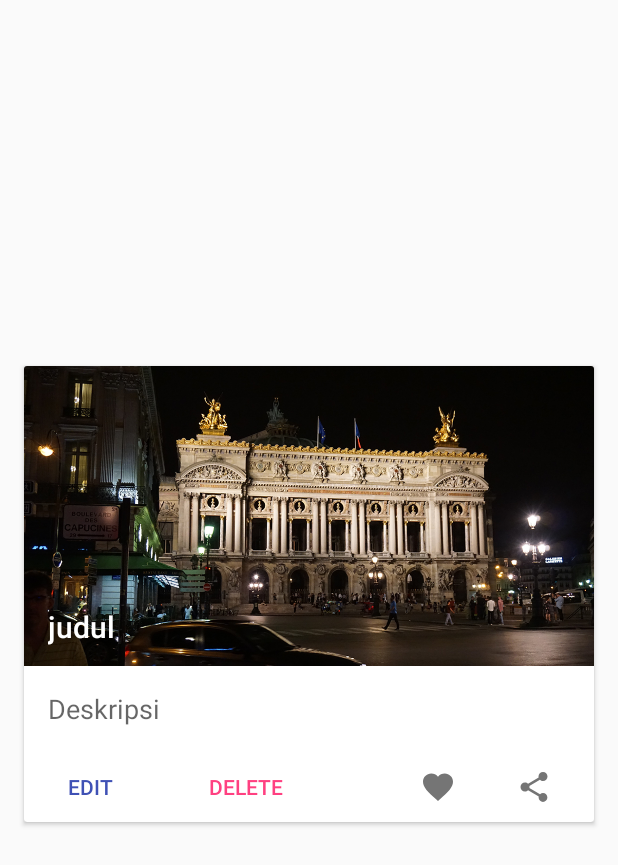
After one commit to cintaberliana/RecyclerView3, an Android app: the layout item_list.xml on its own in the app's theme, with its tools: preview values and no code run, on a phone screen of 412 x 824 dp. The commit adds this screen. Shown: the top 865 px of the screen. Run offline under Robolectric (Android 15) with nearby library versions, the phone set to English and light mode, and no system bars.

Commit message:
RecyclerView List Card

```diff
--- a/app/build.gradle
+++ b/app/build.gradle
@@ -24,4 +24,6 @@ dependencies {
     testCompile 'junit:junit:4.12'
     compile 'com.android.support:appcompat-v7:23.4.0'
     compile 'com.android.support:design:23.4.0'
+    compile 'com.android.support:recyclerview-v7:23.4.0'
+    compile 'com.android.support:cardview-v7:23.4.0'
 }
--- /dev/null
+++ b/app/src/main/res/drawable/ic_favorite_black_24dp.xml
@@ -0,0 +1,9 @@
+<vector xmlns:android="http://schemas.android.com/apk/res/android"
+        android:width="24dp"
+        android:height="24dp"
+        android:viewportWidth="24.0"
+        android:viewportHeight="24.0">
+    <path
+        android:fillColor="#FF000000"
+        android:pathData="M12,21.35l-1.45,-1.32C5.4,15.36 2,12.28 2,8.5 2,5.42 4.42,3 7.5,3c1.74,0 3.41,0.81 4.5,2.09C13.09,3.81 14.76,3 16.5,3 19.58,3 22,5.42 22,8.5c0,3.78 -3.4,6.86 -8.55,11.54L12,21.35z"/>
+</vector>
--- /dev/null
+++ b/app/src/main/res/drawable/ic_share_black_24dp.xml
@@ -0,0 +1,9 @@
+<vector xmlns:android="http://schemas.android.com/apk/res/android"
+        android:width="24dp"
+        android:height="24dp"
+        android:viewportWidth="24.0"
+        android:viewportHeight="24.0">
+    <path
+        android:fillColor="#FF000000"
+        android:pathData="M18,16.08c-0.76,0 -1.44,0.3 -1.96,0.77L8.91,12.7c0.05,-0.23 0.09,-0.46 0.09,-0.7s-0.04,-0.47 -0.09,-0.7l7.05,-4.11c0.54,0.5 1.25,0.81 2.04,0.81 1.66,0 3,-1.34 3,-3s-1.34,-3 -3,-3 -3,1.34 -3,3c0,0.24 0.04,0.47 0.09,0.7L8.04,9.81C7.5,9.31 6.79,9 6,9c-1.66,0 -3,1.34 -3,3s1.34,3 3,3c0.79,0 1.5,-0.31 2.04,-0.81l7.12,4.16c-0.05,0.21 -0.08,0.43 -0.08,0.65 0,1.61 1.31,2.92 2.92,2.92 1.61,0 2.92,-1.31 2.92,-2.92s-1.31,-2.92 -2.92,-2.92z"/>
+</vector>
--- /dev/null
+++ b/app/src/main/res/layout/item_list.xml
@@ -0,0 +1,91 @@
+<?xml version="1.0" encoding="utf-8"?>
+<android.support.v7.widget.CardView
+    xmlns:android="http://schemas.android.com/apk/res/android"
+    xmlns:tools="http://schemas.android.com/tools"
+    xmlns:app="http://schemas.android.com/apk/res-auto"
+    android:id="@+id/cardView"
+    android:foreground="?attr/selectableItemBackground"
+    android:layout_marginBottom="@dimen/activity_vertical_margin"
+    android:layout_marginLeft="@dimen/activity_horizontal_margin"
+    android:layout_marginRight="@dimen/activity_horizontal_margin"
+    android:layout_gravity="center"
+    android:layout_width="match_parent"
+    android:layout_height="304dp">
+
+    <RelativeLayout
+        android:layout_width="match_parent"
+        android:layout_height="wrap_content">
+
+        <ImageView
+            android:id="@+id/imageView"
+            tools:src="@drawable/a"
+            android:scaleType="centerCrop"
+            android:layout_width="match_parent"
+            android:layout_height="200dp" />
+
+        <TextView
+            android:id="@+id/textViewJudul"
+            android:layout_width="match_parent"
+            android:layout_height="40dp"
+            tools:text="judul"
+            android:layout_marginLeft="16dp"
+            android:layout_alignBottom="@+id/imageView"
+            android:textAppearance="@style/TextAppearance.AppCompat.Title"
+            android:textColor="@android:color/white" />
+
+        <TextView
+            android:id="@+id/textViewDeskripsi"
+            android:layout_below="@+id/imageView"
+            android:padding="16dp"
+            tools:text="Deskripsi"
+            android:maxLines="1"
+            android:ellipsize="end"
+            android:textAppearance="@style/TextAppearance.AppCompat.Medium"
+            android:layout_width="match_parent"
+            android:layout_height="wrap_content" />
+
+        <Button
+            android:id="@+id/buttonEdit"
+            android:textColor="?attr/colorPrimary"
+            android:text="EDIT"
+            android:layout_below="@+id/textViewDeskripsi"
+            android:layout_width="wrap_content"
+            android:layout_height="wrap_content"
+            style="?android:attr/borderlessButtonStyle"/>
+
+        <Button
+            android:id="@+id/buttonDelete"
+            android:textColor="?attr/colorAccent"
+            android:text="DELETE"
+            android:layout_marginLeft="16dp"
+            android:layout_toRightOf="@+id/buttonEdit"
+            android:layout_below="@+id/textViewDeskripsi"
+            android:layout_width="wrap_content"
+            android:layout_height="wrap_content"
+            style="?android:attr/borderlessButtonStyle"/>
+
+        <ImageButton
+            android:id="@+id/buttonFavorite"
+            android:layout_marginRight="16dp"
+            android:layout_below="@+id/textViewDeskripsi"
+            android:layout_toLeftOf="@+id/buttonShare"
+            android:layout_width="48dp"
+            android:layout_height="48dp"
+            android:tint="#757575"
+            style="?android:attr/borderlessButtonStyle"
+            app:srcCompat="@drawable/ic_favorite_black_24dp"/>
+
+        <ImageButton
+            android:id="@+id/buttonShare"
+            android:layout_marginRight="16dp"
+            android:layout_below="@+id/textViewDeskripsi"
+            android:layout_alignParentRight="true"
+            android:layout_width="48dp"
+            android:layout_height="48dp"
+            android:tint="#757575"
+            style="?android:attr/borderlessButtonStyle"
+            app:srcCompat="@drawable/ic_share_black_24dp"/>
+
+    </RelativeLayout>
+
+</android.support.v7.widget.CardView>
```
Also changed, not shown: app/src/main/java/id/sch/smktelkom_mlg/learn/recyclerview3/MainActivity.java (+39 -0 lines), app/src/main/java/id/sch/smktelkom_mlg/learn/recyclerview3/adapter/HotelAdapter.java (added, +63 -0 lines), app/src/main/java/id/sch/smktelkom_mlg/learn/recyclerview3/model/Hotel.java (added, +19 -0 lines), app/src/main/res/drawable/ic_add_black_24dp.xml (added, +9 -0 lines), app/src/main/res/drawable/ic_camera_black_24dp.xml (added, +9 -0 lines), app/src/main/res/drawable/ic_search_black_24dp.xml (added, +9 -0 lines), app/src/main/res/layout/content_main.xml (+7 -9 lines), app/src/main/res/values/arrays.xml (added, +96 -0 lines), app/src/main/res/drawable/a.png (added), app/src/main/res/drawable/c.png (added), app/src/main/res/drawable/d.png (added), app/src/main/res/drawable/e.png (added), app/src/main/res/drawable/f.png (added), 1 other file.
